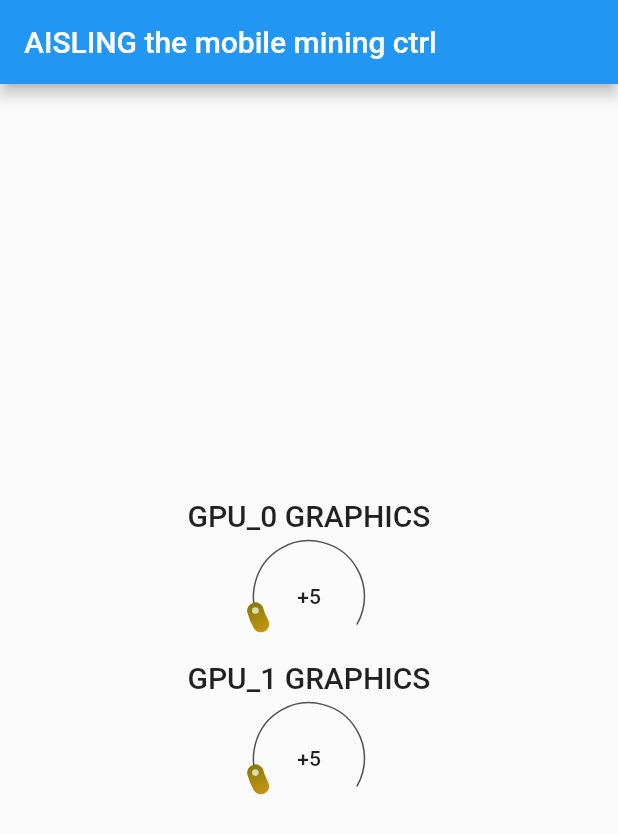
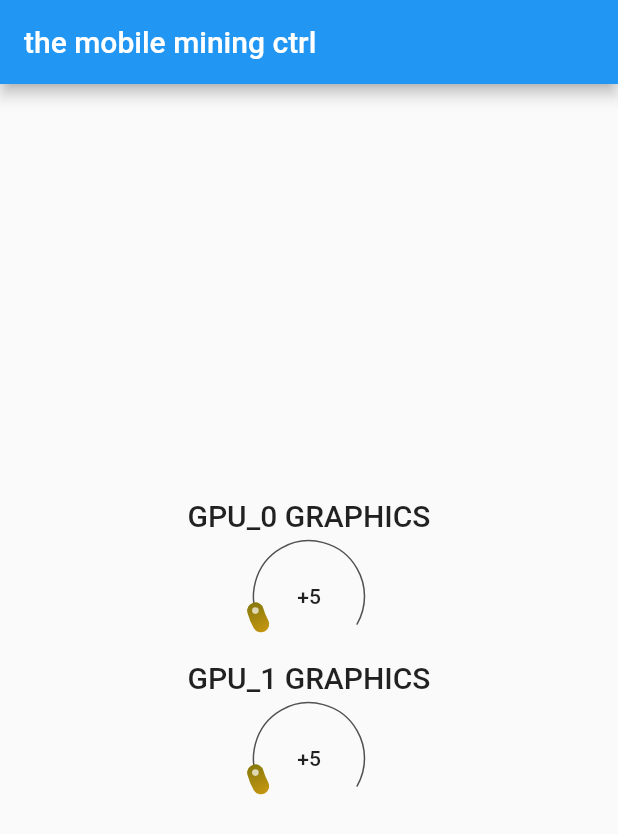
Before and after one commit to Tknott95/Aisling, a Flutter app: the screen it shows after launch, on a phone screen of 412 x 824 dp. Shown: the top 834 px of the screen. Run offline on Flutter 3.47's test engine with Material 2 defaults, Android fonts, the phone set to English and light mode, and no system bars; drawn by our look-alikes of sleek_circular_slider.

```diff
--- a/aisling/lib/main.dart
+++ b/aisling/lib/main.dart
@@ -56,7 +56,7 @@ class MyApp extends StatelessWidget {
         // is not restarted.
         primarySwatch: Colors.blue,
       ),
-      home: const MyHomePage(title: 'AISLING the mobile mining ctrl'),
+      home: const MyHomePage(title: 'the mobile mining ctrl'),
     );
   }
 }
```
